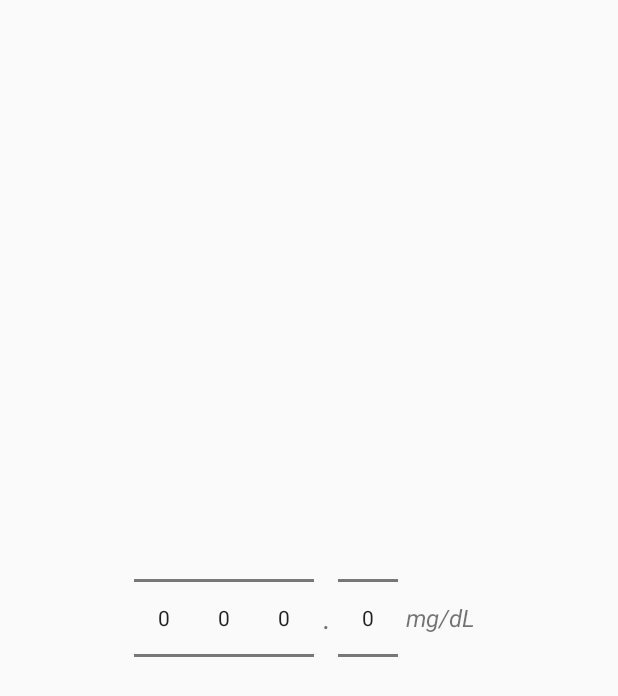
After one commit to BobCormackYoung/SugarTracker, an Android app: the layout fragment_number_picker_dialog.xml on its own in the app's theme, with its tools: preview values and no code run, on a phone screen of 412 x 824 dp. The commit adds this screen. Shown: the top 696 px of the screen. Run offline under Robolectric (Android 15) with nearby library versions, the phone set to English and light mode, and no system bars.

Commit message:
Initial implementation of new neumber picker

```diff
--- a/app/src/main/java/com/youngsoft/sugartracker/FragmentSugar.java
+++ b/app/src/main/java/com/youngsoft/sugartracker/FragmentSugar.java
@@ -71,8 +71,8 @@ public class FragmentSugar extends Fragment implements AdapterSugarList.OnDelete
     public void onDeleteClick(final int index) {
         Log.i("FragmentSugar","onDeleteClick " + index);
 
-        AlertDialog.Builder builder = new AlertDialog.Builder(getActivity())
-                .setTitle("Confirm deletion")
+        AlertDialog.Builder builder = new AlertDialog.Builder(getActivity(), R.style.Theme_MaterialComponents_Light_Dialog_Alert)
+                .setMessage("Are you sure you'd like to delete this record?")
                 .setPositiveButton("Delete", new DialogInterface.OnClickListener() {
                     public void onClick(DialogInterface dialog, int id) {
                         viewModelMainActivity.deleteSugarMeasurement(index);
--- a/app/src/main/res/drawable/ic_delete_forever_24px.xml
+++ b/app/src/main/res/drawable/ic_delete_forever_24px.xml
@@ -5,5 +5,6 @@
     android:viewportHeight="24">
   <path
       android:fillColor="#FFfa4b4b"
+      android:fillAlpha="90"
       android:pathData="M6,19c0,1.1 0.9,2 2,2h8c1.1,0 2,-0.9 2,-2L18,7L6,7v12zM8.46,11.88l1.41,-1.41L12,12.59l2.12,-2.12 1.41,1.41L13.41,14l2.12,2.12 -1.41,1.41L12,15.41l-2.12,2.12 -1.41,-1.41L10.59,14l-2.13,-2.12zM15.5,4l-1,-1h-5l-1,1L5,4v2h14L19,4z"/>
 </vector>
--- a/app/src/main/res/drawable/ic_edit_24px.xml
+++ b/app/src/main/res/drawable/ic_edit_24px.xml
@@ -5,5 +5,6 @@
     android:viewportHeight="24">
   <path
       android:fillColor="#FF67bf5c"
+      android:fillAlpha="90"
       android:pathData="M3,17.25V21h3.75L17.81,9.94l-3.75,-3.75L3,17.25zM20.71,7.04c0.39,-0.39 0.39,-1.02 0,-1.41l-2.34,-2.34c-0.39,-0.39 -1.02,-0.39 -1.41,0l-1.83,1.83 3.75,3.75 1.83,-1.83z"/>
 </vector>
--- a/app/src/main/res/layout/bottomsheet_sugarmeaurement.xml
+++ b/app/src/main/res/layout/bottomsheet_sugarmeaurement.xml
@@ -59,6 +59,7 @@
             android:layout_height="wrap_content"
             android:hint="Sugar Measurement"
             android:inputType="numberDecimal"
+            android:editable="false"
             android:textSize="16dp" />
 
     </com.google.android.material.textfield.TextInputLayout>
--- /dev/null
+++ b/app/src/main/res/layout/fragment_number_picker_dialog.xml
@@ -0,0 +1,49 @@
+<?xml version="1.0" encoding="utf-8"?>
+<LinearLayout xmlns:android="http://schemas.android.com/apk/res/android"
+    android:orientation="horizontal"
+    android:layout_width="match_parent"
+    android:layout_height="match_parent"
+    android:gravity = "center">
+
+    <NumberPicker
+        android:id = "@+id/np_hundreds_picker"
+        android:layout_width = "40dp"
+        android:layout_height = "wrap_content"
+        android:layout_gravity = "center"/>
+
+    <NumberPicker
+        android:id = "@+id/np_tens_picker"
+        android:layout_width = "40dp"
+        android:layout_height = "wrap_content"
+        android:layout_gravity = "center"/>
+
+    <NumberPicker
+        android:id = "@+id/np_ones_picker"
+        android:layout_width = "40dp"
+        android:layout_height = "wrap_content"
+        android:layout_gravity = "center"/>
+
+    <TextView
+        android:layout_width = "wrap_content"
+        android:layout_height = "wrap_content"
+        android:layout_gravity = "center"
+        android:padding = "5dp"
+        android:text = "."
+        android:textSize = "20sp"/>
+
+    <NumberPicker
+        android:id = "@+id/np_decimals_picker"
+        android:layout_width = "40dp"
+        android:layout_height = "wrap_content"
+        android:layout_gravity = "center"/>
+
+    <TextView
+        android:layout_width = "wrap_content"
+        android:layout_height = "wrap_content"
+        android:layout_gravity = "center"
+        android:padding = "5dp"
+        android:text = "mg/dL"
+        android:textStyle="italic"
+        android:textSize = "16sp"/>
+
+</LinearLayout>
```
Also changed, not shown: app/src/main/java/com/youngsoft/sugartracker/BottomSheetDialogAddSugar.java (+14 -20 lines), app/src/main/java/com/youngsoft/sugartracker/data/FragmentNumberPicker.java (added, +118 -0 lines), app/src/main/res/layout/cardview_sugar.xml (+5 -3 lines).
